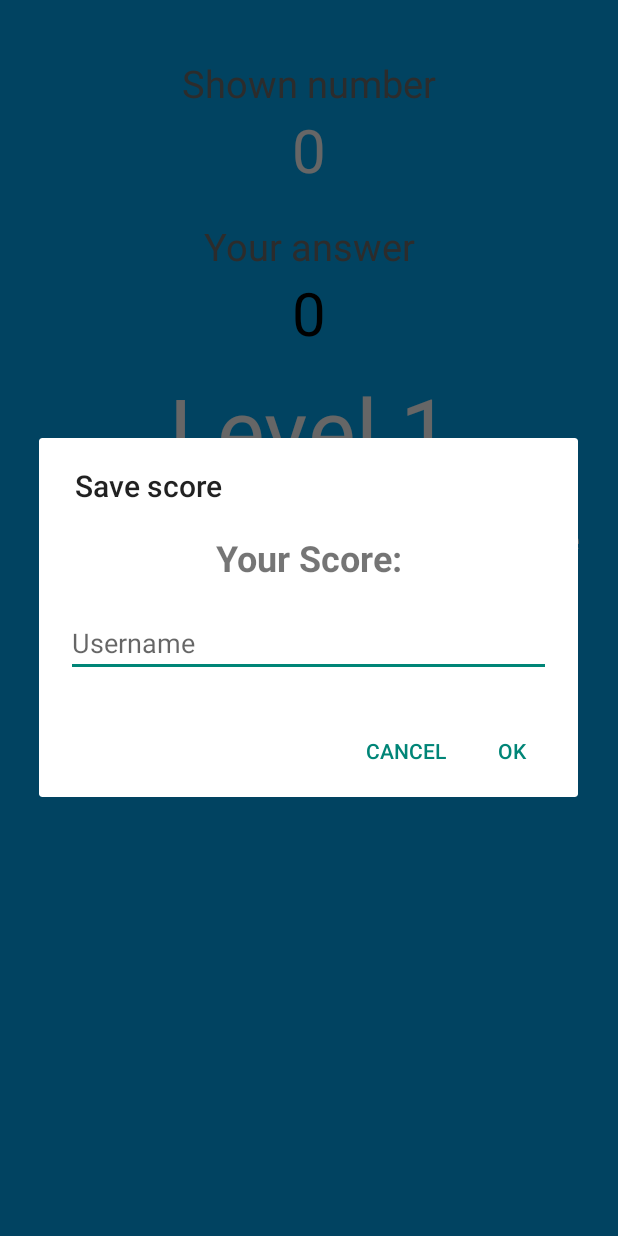
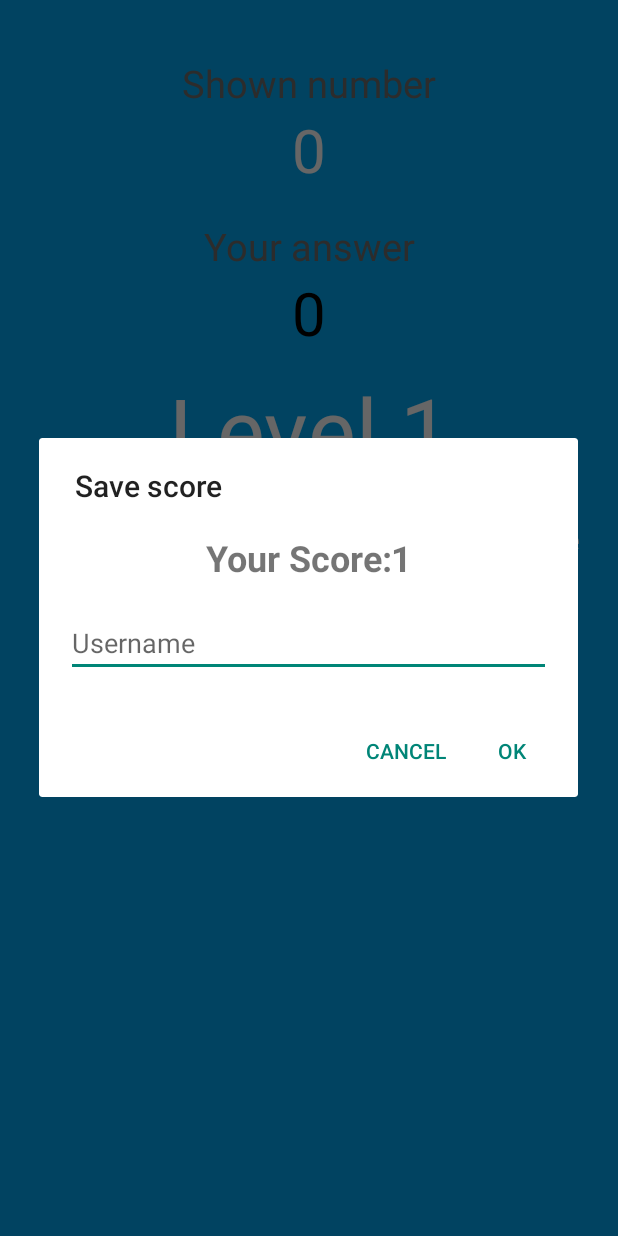
Before and after one commit to EinavShuki/BrainQuiz, an Android app: the FailScreenNumberMemoryActivity screen opened directly, with no data from a screen before it, after a tap on "Save score", on a phone screen of 412 x 824 dp. Run offline under Robolectric (Android 15) with nearby library versions, the phone set to English and light mode, and no system bars.

Commit message:
save score dialog

```diff
--- a/app/src/main/java/com/example/brainquiz/FailScreenNumberMemoryActivity.java
+++ b/app/src/main/java/com/example/brainquiz/FailScreenNumberMemoryActivity.java
@@ -9,6 +9,8 @@ import android.widget.TextView;
 
 public class FailScreenNumberMemoryActivity extends AppCompatActivity {
 
+    int level;
+
     @Override
     protected void onCreate(Bundle savedInstanceState) {
         super.onCreate(savedInstanceState);
@@ -16,7 +18,7 @@ public class FailScreenNumberMemoryActivity extends AppCompatActivity {
 
         int wrongNumber=getIntent().getIntExtra("wrong number",0);
         int rightNumber=getIntent().getIntExtra("right number",0);
-        int level=getIntent().getIntExtra("level",1);
+        level=getIntent().getIntExtra("level",1);
 
         Button tryAgain=findViewById(R.id.try_again_btn);
         Button btnSaveScore = findViewById(R.id.save_score_btn);
--- a/app/src/main/java/com/example/brainquiz/SaveScoreDialog.java
+++ b/app/src/main/java/com/example/brainquiz/SaveScoreDialog.java
@@ -4,6 +4,7 @@ import android.app.Dialog;
 import android.content.Context;
 import android.content.DialogInterface;
 import android.os.Bundle;
+import android.util.Log;
 import android.view.LayoutInflater;
 import android.view.View;
 import android.widget.Button;
@@ -28,16 +29,17 @@ public class SaveScoreDialog extends AppCompatDialogFragment {
         AlertDialog.Builder builder = new AlertDialog.Builder(getActivity());
         LayoutInflater inflater = getActivity().getLayoutInflater();
         View view = inflater.inflate(R.layout.save_score_dialog, null);
-        int score = getArguments().getInt("SCORE");
+        String score = String.valueOf(getArguments().getInt("SCORE"));
+        Log.i("score:", score);
+
         builder.setView(view)
-                .setTitle(R.string.save_score)
-                .setNegativeButton(R.string.cancel, (dialogInterface, i) -> {
+                .setTitle(getString(R.string.save_score))
+                .setNegativeButton(getString(R.string.cancel), (dialogInterface, i) -> {
                 })
-                .setPositiveButton(R.string.ok, (dialogInterface, i) -> {
+                .setPositiveButton(getString(R.string.ok), (dialogInterface, i) -> {
                     String username = editTextUsername.getText().toString();
-                    boolean success =  FirebaseManager.getInstance().SaveScore(username, score, "numberMemoryScore");
+                    boolean success =  FirebaseManager.getInstance().SaveScore(username, Integer.parseInt(score), "numberMemoryScore");
                 });
-
 
         tvScore = view.findViewById(R.id.tv_score);
         tvScore.setText(score);
```
Also changed, not shown: app/src/main/res/layout/table_row.xml (+4 -4 lines).
